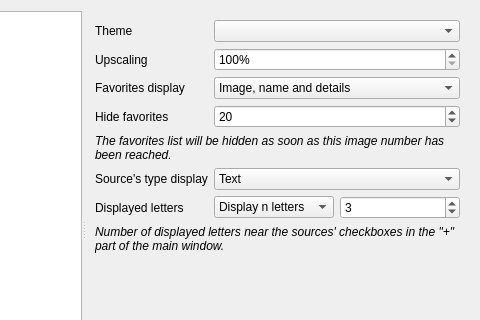
This is gui/src/settings/optionswindow.ui in Bionus/imgbrd-grabber as Qt 5 draws it before an edit; both pictures show x 186 to 666 and y 0 to 320 of the 666 by 486 pixel window. The edited form follows.
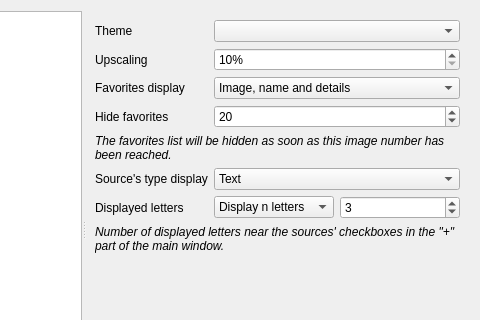
This is the edited form. The open tabs and pages were chosen to show the change. Icons and pictures are not drawn.

Commit message: Allow to downscale thumbnails

The edit to the form file:
```diff
--- a/gui/src/settings/optionswindow.ui
+++ b/gui/src/settings/optionswindow.ui
@@ -1513,7 +1513,7 @@
            <string>%</string>
           </property>
           <property name="minimum">
-           <number>100</number>
+           <number>10</number>
           </property>
           <property name="maximum">
            <number>1000</number>
```
The commit also changes 1 other file.
